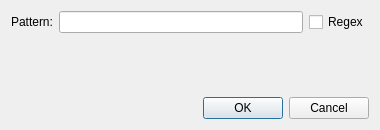
Old version of the form gui/HighlightRuleDialog.ui in the repository metr0n0m/Yata.
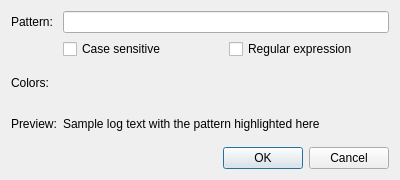
New version of the form. Custom widgets are drawn as their Qt base class.

Commit message: Fix highlighting dialog: Edit/Delete buttons, case sensitivity, no duplicates, live preview on Preferences palette

What changed in the file:
```diff
--- a/gui/HighlightRuleDialog.ui
+++ b/gui/HighlightRuleDialog.ui
@@ -6,8 +6,8 @@
    <rect>
     <x>0</x>
     <y>0</y>
-    <width>380</width>
-    <height>130</height>
+    <width>400</width>
+    <height>180</height>
    </rect>
   </property>
   <property name="windowTitle">
@@ -15,29 +15,74 @@
   </property>
   <layout class="QVBoxLayout" name="verticalLayout">
    <item>
-    <layout class="QHBoxLayout" name="patternLayout">
-     <item>
+    <layout class="QGridLayout" name="gridLayout">
+     <item row="0" column="0">
       <widget class="QLabel" name="patternLabel">
        <property name="text">
         <string>Pattern:</string>
        </property>
       </widget>
      </item>
-     <item>
+     <item row="0" column="1">
       <widget class="QLineEdit" name="patternEdit"/>
      </item>
-     <item>
-      <widget class="QCheckBox" name="regexCheckBox">
+     <item row="1" column="0">
+      <spacer>
+       <property name="orientation">
+        <enum>Qt::Horizontal</enum>
+       </property>
+      </spacer>
+     </item>
+     <item row="1" column="1">
+      <layout class="QHBoxLayout">
+       <item>
+        <widget class="QCheckBox" name="caseSensitiveCheckBox">
+         <property name="text">
+          <string>Case sensitive</string>
+         </property>
+        </widget>
+       </item>
+       <item>
+        <widget class="QCheckBox" name="regexCheckBox">
+         <property name="text">
+          <string>Regular expression</string>
+         </property>
+        </widget>
+       </item>
+      </layout>
+     </item>
+     <item row="2" column="0">
+      <widget class="QLabel" name="colorLabel">
        <property name="text">
-        <string>Regex</string>
+        <string>Colors:</string>
+       </property>
+      </widget>
+     </item>
+     <item row="2" column="1">
+      <widget class="TextColorWidget" name="colorWidget" native="true"/>
+     </item>
+     <item row="3" column="0">
+      <widget class="QLabel" name="previewLabel">
+       <property name="text">
+        <string>Preview:</string>
+       </property>
+      </widget>
+     </item>
+     <item row="3" column="1">
+      <widget class="QLabel" name="previewText">
+       <property name="text">
+        <string>Sample log text with the pattern highlighted here</string>
+       </property>
+       <property name="autoFillBackground">
+        <bool>true</bool>
+       </property>
+       <property name="margin">
+        <number>4</number>
        </property>
       </widget>
      </item>
     </layout>
    </item>
-   <item>
-    <widget class="TextColorWidget" name="colorWidget" native="true"/>
-   </item>
    <item>
     <widget class="QDialogButtonBox" name="buttonBox">
      <property name="orientation">
```
Left out of the diff: 6 changed lines with no effect on the pictures. The commit also changes 12 other files.
